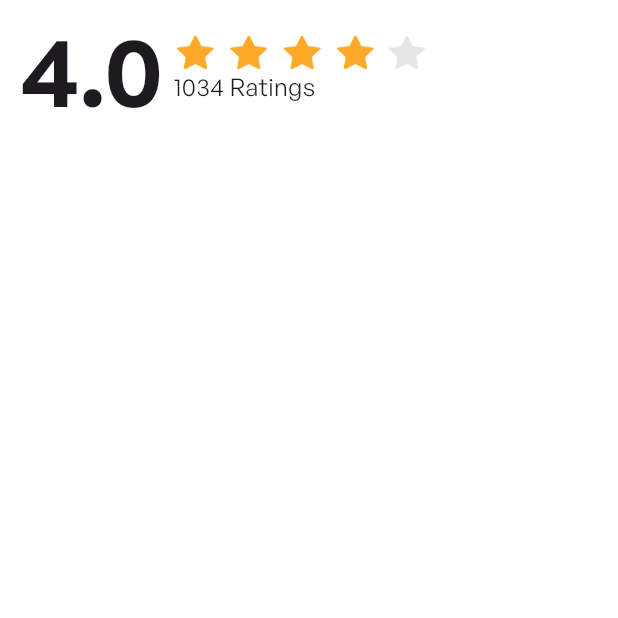
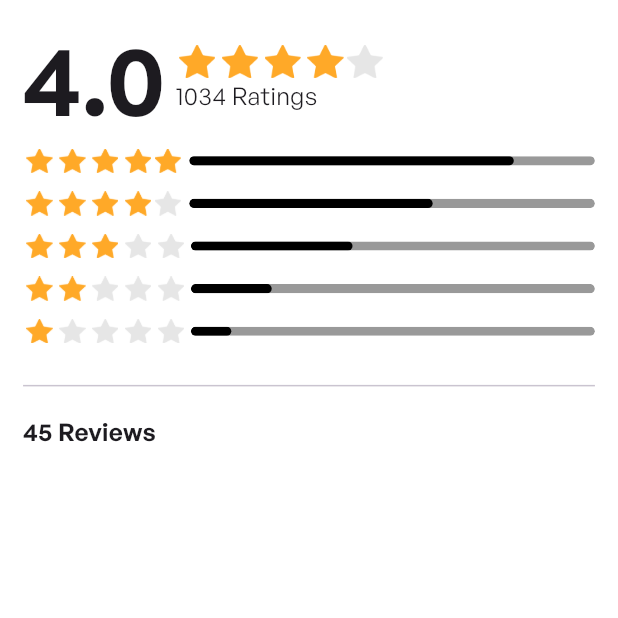
Before and after one commit to md-miyam/my_ecommerce, a Flutter app: the screen it shows after launch, on a phone screen of 412 x 824 dp, the top half of it. Run offline on Flutter 3.47's test engine with Material 3 defaults, Android fonts, the phone set to English and light mode, and no system bars; our stand-ins replace flutter_screenutil, get, google_nav_bar.

Commit message:
need to merge miyam for app bur update version

```diff
--- a/lib/app/modules/Reviews/views/reviews_view.dart
+++ b/lib/app/modules/Reviews/views/reviews_view.dart
@@ -1,12 +1,12 @@
 import 'package:flutter/material.dart';
 import 'package:flutter_screenutil/flutter_screenutil.dart';
-
 import 'package:get/get.dart';
+import 'package:my_ecommerce/app/data/app_colors.dart';
 import 'package:my_ecommerce/app/data/app_text_styles.dart';
 import 'package:my_ecommerce/app/data/image_path.dart';
-
 import '../controllers/reviews_controller.dart';
-import '../widget/custom_star.dart';
+import '../widget/custom_linearprogress_indicator.dart';
+import '../widget/customstar4.dart';
 
 class ReviewsView extends GetView<ReviewsController> {
   const ReviewsView({super.key});
@@ -16,20 +16,81 @@ class ReviewsView extends GetView<ReviewsController> {
     return Scaffold(
       body: SafeArea(
         child: Padding(
-          padding: EdgeInsets.symmetric(horizontal: 14),
+          padding: EdgeInsets.symmetric(horizontal: 14.w, vertical: 6.h),
           child: Column(
             children: [
               Row(
                 children: [
                   Text("4.0", style: AppTextStyles.bold64),
                   SizedBox(width: 6.w),
-                 Column(crossAxisAlignment: CrossAxisAlignment.start,
-                   children: [
-                   CustomStar(height: 22.h,width: 24.w,),
-                   Text("1034 Ratings",style: AppTextStyles.regular16,)
-                 ],)
+                  Column(
+                    crossAxisAlignment: CrossAxisAlignment.start,
+                    children: [
+                      CustomStar4(height: 22,image: ImagePath.StarGrayIamge,),
+                      Text("1034 Ratings", style: AppTextStyles.regular16),
+                    ],
+                  ),
                 ],
               ),
+              Row(
+                children: [
+                  CustomStar4(height: 16,image:ImagePath.StarImage,),SizedBox(width: 5.w,),
+                  Expanded(
+                    child: CustomLinearProgressIndicator(value: .8,),
+                  ),
+                ],
+              ), SizedBox(height: 12.h,),
+              Row(
+                children: [
+                  CustomStar4(height: 16,image:ImagePath.StarGrayIamge,),SizedBox(width: 5.w,),
+                  Expanded(
+                    child: CustomLinearProgressIndicator(value: .6,),
+                  ),
+                ],
+              ),SizedBox(height: 12.h,),
+              Padding(
+                padding:EdgeInsets.only(left: 2.w),
+                child: Row(children: [
+                  Image.asset(ImagePath.StarImage,height: 16.h,),SizedBox(width: 4.w,),
+                  Image.asset(ImagePath.StarImage,height: 16.h,),SizedBox(width: 4.w,),
+                  Image.asset(ImagePath.StarImage,height: 16.h,),SizedBox(width: 4.w,),
+                  Image.asset(ImagePath.StarGrayIamge,height: 16.h,),SizedBox(width: 4.w,),
+                  Image.asset(ImagePath.StarGrayIamge,height: 16.h,),SizedBox(width: 4.w,),
+                  Expanded(child: CustomLinearProgressIndicator(value: .4))
+                ],),
+              ),SizedBox(height: 12.h,),
+              Padding(
+                padding:EdgeInsets.only(left: 2.w),
+                child: Row(children: [
+                  Image.asset(ImagePath.StarImage,height: 16.h,),SizedBox(width: 4.w,),
+                  Image.asset(ImagePath.StarImage,height: 16.h,),SizedBox(width: 4.w,),
+                  Image.asset(ImagePath.StarGrayIamge,height: 16.h,),SizedBox(width: 4.w,),
+                  Image.asset(ImagePath.StarGrayIamge,height: 16.h,),SizedBox(width: 4.w,),
+                  Image.asset(ImagePath.StarGrayIamge,height: 16.h,),SizedBox(width: 4.w,),
+                  Expanded(child: CustomLinearProgressIndicator(value: .2))
+                ],),
+              ),SizedBox(height: 12.h,),
+              Padding(
+                padding:EdgeInsets.only(left: 2.w),
+                child: Row(children: [
+                  Image.asset(ImagePath.StarImage,height: 16.h,),SizedBox(width: 4.w,),
+                  Image.asset(ImagePath.StarGrayIamge,height: 16.h,),SizedBox(width: 4.w,),
+                  Image.asset(ImagePath.StarGrayIamge,height: 16.h,),SizedBox(width: 4.w,),
+                  Image.asset(ImagePath.StarGrayIamge,height: 16.h,),SizedBox(width: 4.w,),
+                  Image.asset(ImagePath.StarGrayIamge,height: 16.h,),SizedBox(width: 4.w,),
+                  Expanded(child: CustomLinearProgressIndicator(value: .1))
+                ],),
+              ),SizedBox(height: 25.h,),
+              Divider(height: 5.w,),
+              SizedBox(height: 16.h,),
+              Row(children: [
+                Text("45 Reviews",style: AppTextStyles.bold16,),
+                // DropdownButton(items: , onChanged: (){})
+              ],
+              )
+
+
+
             ],
           ),
         ),
--- /dev/null
+++ b/lib/app/modules/Reviews/widget/custom_linearprogress_indicator.dart
@@ -0,0 +1,24 @@
+import 'package:flutter/cupertino.dart';
+import 'package:flutter/material.dart';
+import 'package:flutter_screenutil/flutter_screenutil.dart';
+import '../../../data/app_colors.dart';
+
+class CustomLinearProgressIndicator extends StatelessWidget {
+  final double value;
+  const CustomLinearProgressIndicator({
+    super.key, required this.value,
+  });
+
+  @override
+  Widget build(BuildContext context) {
+    return ClipRRect(borderRadius: BorderRadiusGeometry.circular(50),
+      child: LinearProgressIndicator(
+        value: value,
+        color: AppColors.blackColor,
+        backgroundColor: AppColors.hintTextColor,
+        minHeight: 6.h,
+        borderRadius: BorderRadiusGeometry.circular(50),
+      ),
+    );
+  }
+}
--- a/lib/app/modules/Reviews/widget/custom_star.dart
+++ /dev/null
@@ -1,30 +0,0 @@
-import 'package:flutter/cupertino.dart';
-import 'package:flutter_screenutil/flutter_screenutil.dart';
-import '../../../data/image_path.dart';
-
-class CustomStar extends StatelessWidget {
-  final double height;
-  final double width;
-  const CustomStar({
-    super.key, required this.height, required this.width,
-  });
-
-  @override
-  Widget build(BuildContext context) {
-    return Row(children: [
-      Image.asset(ImagePath.StarImage, height: height.h, width: width.w),
-      SizedBox(width: 6.w),
-      Image.asset(ImagePath.StarImage, height: height.h, width: width.w),
-      SizedBox(width: 6.w),
-      Image.asset(ImagePath.StarImage, height: height.h, width: width.w),
-      SizedBox(width: 6.w),
-      Image.asset(ImagePath.StarImage, height: height.h, width: width.w),
-      SizedBox(width: 6.w),
-      Image.asset(
-        ImagePath.StarGrayIamge,
-        height: 22.h,
-        width: 24.w,
-      ),
-    ],);
-  }
-}
--- /dev/null
+++ b/lib/app/modules/Reviews/widget/customstar4.dart
@@ -0,0 +1,31 @@
+
+import 'package:flutter/cupertino.dart';
+import 'package:flutter_screenutil/flutter_screenutil.dart';
+import '../../../data/image_path.dart';
+
+class CustomStar4 extends StatelessWidget {
+  final double height;
+  final String? image;
+  const CustomStar4({
+    super.key, required this.height, this.image,
+  });
+
+  @override
+  Widget build(BuildContext context) {
+    return Row(
+      children: [
+        Row(
+          children:
+          List.generate(4, (index) =>
+              Padding(
+                padding: EdgeInsets.symmetric(horizontal: 2.w),
+                child: Image.asset(
+                    ImagePath.StarImage, height: height.h),
+              )),
+
+        ),if ( image!= null)
+        Image.asset(image!,height: height.h)
+      ],
+    );
+  }
+}
--- a/lib/app/modules/sign_up/views/sign_up_view.dart
+++ b/lib/app/modules/sign_up/views/sign_up_view.dart
@@ -13,16 +13,6 @@ class SignUpView extends GetView<SignUpController> {
   @override
   Widget build(BuildContext context) {
     return Scaffold(
-      appBar: CustomAppBar(
-        title: "App bar",
-        actions: [
-          CustomNotificationButton(
-            onTap: (){
-
-            },
-          )
-        ],
-      ),
       body: SafeArea(
         child: Padding(
           padding: EdgeInsets.symmetric(horizontal: 14.sp,vertical: 6.sp),
```
